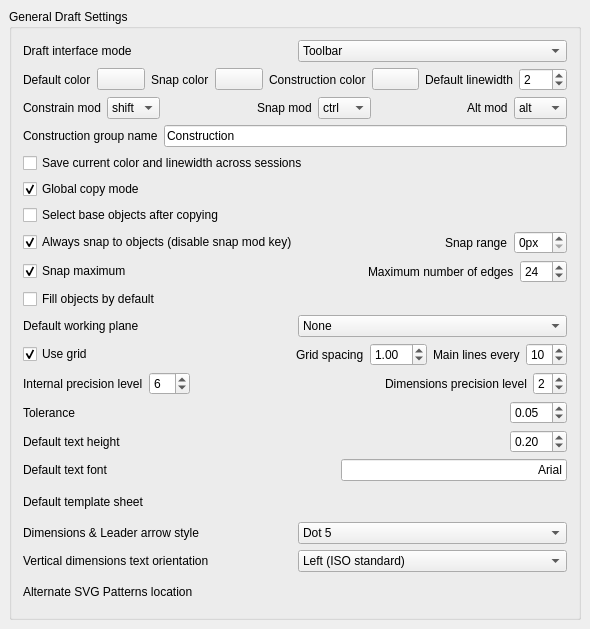
This is src/Mod/Draft/Resources/ui/userprefs-base.ui in berndhahnebach/All_FreeCAD as Qt 5 draws it before an edit. The edited form follows.
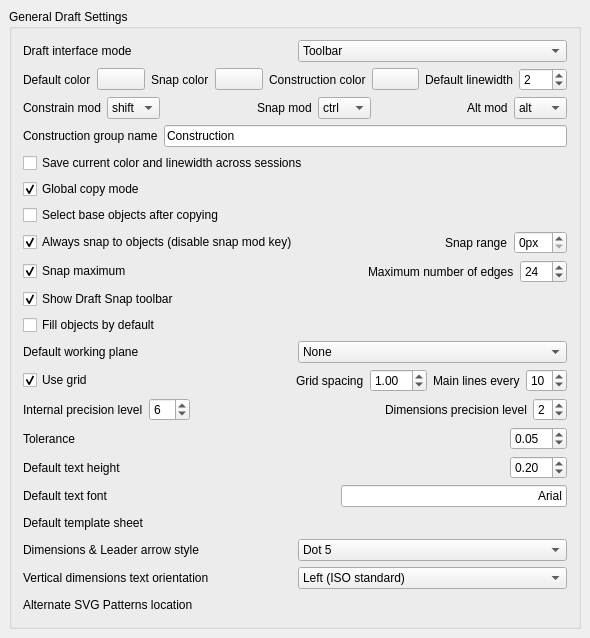
This is the edited form. Custom widgets are drawn as their Qt base class.

Commit message:
New Draft Snap toolbar
A new toolbar will now appear when using the Draft Snap system (can
be disabled in preferences) allowing to turn snaps on/off globally
or invidually

What changed in the file:
```diff
--- a/src/Mod/Draft/Resources/ui/userprefs-base.ui
+++ b/src/Mod/Draft/Resources/ui/userprefs-base.ui
@@ -520,6 +520,29 @@
         </item>
        </layout>
       </item>
+      <item>
+       <layout class="QHBoxLayout" name="horizontalLayout_21">
+        <item>
+         <widget class="Gui::PrefCheckBox" name="gui::prefcheckbox_7">
+          <property name="toolTip">
+           <string>If checked, the Snap toolbar will be shown whenever you use snapping</string>
+          </property>
+          <property name="text">
+           <string>Show Draft Snap toolbar</string>
+          </property>
+          <property name="checked">
+           <bool>true</bool>
+          </property>
+          <property name="prefEntry" stdset="0">
+           <cstring>showSnapBar</cstring>
+          </property>
+          <property name="prefPath" stdset="0">
+           <cstring>Mod/Draft</cstring>
+          </property>
+         </widget>
+        </item>
+       </layout>
+      </item>
       <item>
        <layout class="QHBoxLayout" name="horizontalLayout_8">
         <item>
```
The commit also changes 19 other files.
